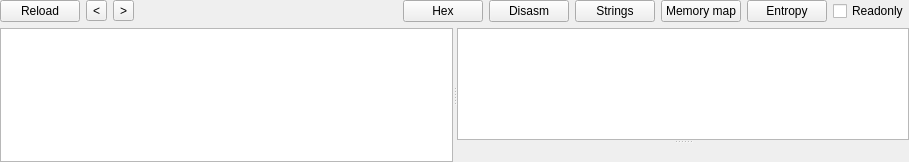
Before: the Qt Designer form NE/newidget.ui in horsicq/FormatWidgets, drawn with Qt 5.
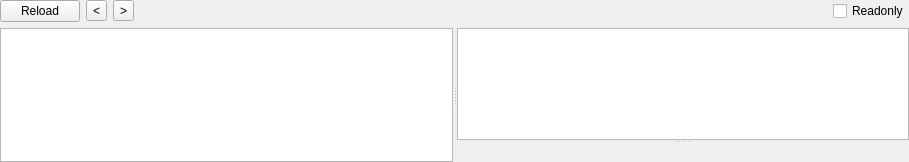
After: the same form once the commit is applied. The open tabs and pages were chosen to show the change. Custom widgets are drawn as their Qt base class.

```diff
--- a/NE/newidget.ui
+++ b/NE/newidget.ui
@@ -65,41 +65,6 @@
        </property>
       </spacer>
      </item>
-     <item>
-      <widget class="QPushButton" name="pushButtonHex">
-       <property name="text">
-        <string>Hex</string>
-       </property>
-      </widget>
-     </item>
-     <item>
-      <widget class="QPushButton" name="pushButtonDisasm">
-       <property name="text">
-        <string>Disasm</string>
-       </property>
-      </widget>
-     </item>
-     <item>
-      <widget class="QPushButton" name="pushButtonStrings">
-       <property name="text">
-        <string>Strings</string>
-       </property>
-      </widget>
-     </item>
-     <item>
-      <widget class="QPushButton" name="pushButtonMemoryMap">
-       <property name="text">
-        <string>Memory map</string>
-       </property>
-      </widget>
-     </item>
-     <item>
-      <widget class="QPushButton" name="pushButtonEntropy">
-       <property name="text">
-        <string>Entropy</string>
-       </property>
-      </widget>
-     </item>
      <item>
       <widget class="QCheckBox" name="checkBoxReadonly">
        <property name="text">
```
Left out of the diff: 2 changed lines with no effect on the pictures.
